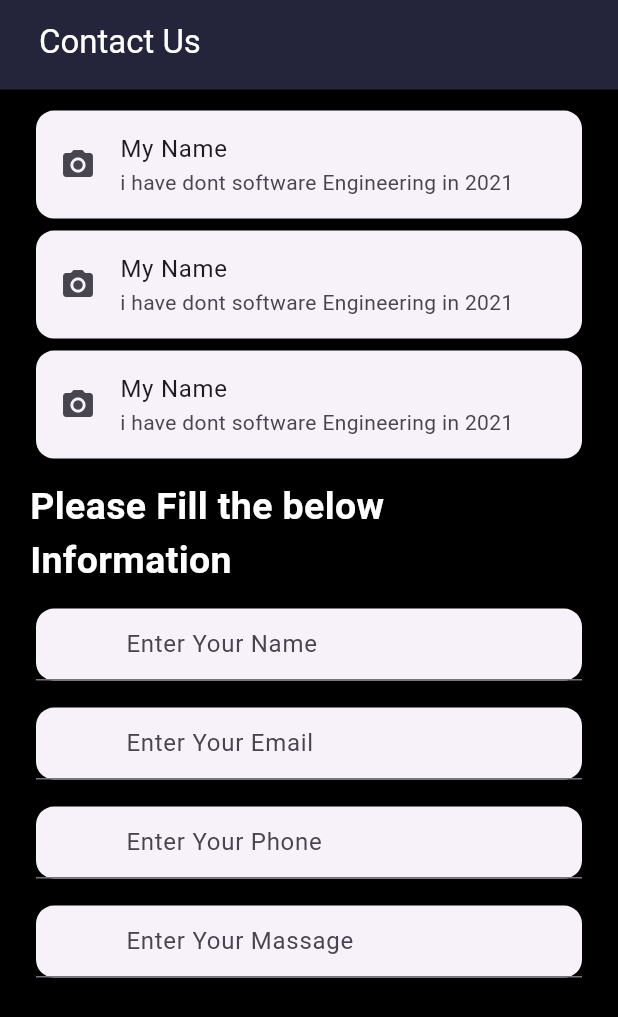
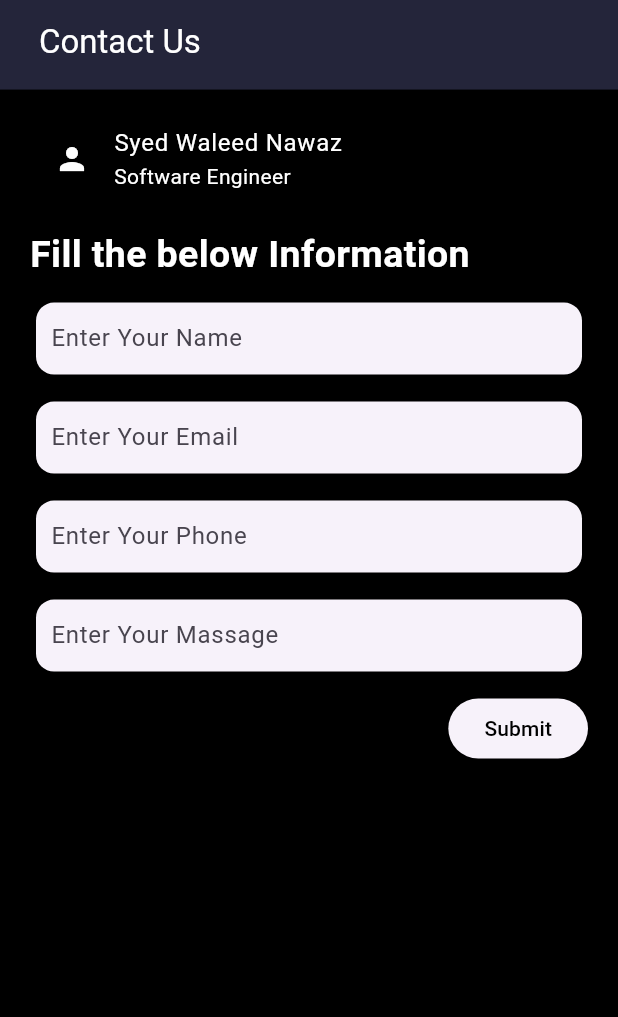
Before and after one commit to syedwaleednawaz000/network_packages_project, a Flutter app: the screen it shows after launch, item 4 of the bottom bar chosen, after a tap on "Contact us", on a phone screen of 412 x 824 dp. Shown: the top 1017 px of the screen. Run offline on Flutter 3.47's test engine with Material 2 defaults, Android fonts, the phone set to English and light mode, and no system bars; our stand-ins replace file_picker, flutter_screenutil, fluttertoast, get, share_plus; missing offline and left inert: clipboard, flutter_phone_direct_caller.

Commit message:
add new screen

```diff
--- a/lib/Screen/aboutscreen.dart
+++ b/lib/Screen/aboutscreen.dart
@@ -57,12 +57,15 @@ class _AboutScreenState extends State<AboutScreen> {
                  onTap: (){
                    Get.to(AboutScreenPage());
                  },
-                 child: const Text("About us",
+                 child: const SizedBox(
+                   width: double.infinity,
+                   child: Text("About us",
 
                       style: TextStyle(
                           color: Colors.white,
                           fontWeight: FontWeight.bold,
                           fontSize: 20)),
+                 ),
                ),
               const SizedBox(
                 height: 30,
@@ -71,11 +74,14 @@ class _AboutScreenState extends State<AboutScreen> {
                 onTap: (){
                   Get.to(ContactScreenPage());
                 },
-                child: const Text("Contact us",
+                child: const SizedBox(
+                  width: double.infinity,
+                  child: Text("Contact us",
                       style: TextStyle(
                           color: Colors.white,
                           fontWeight: FontWeight.bold,
                           fontSize: 20)),
+                ),
               ),
               const SizedBox(
                 height: 30,
@@ -84,11 +90,14 @@ class _AboutScreenState extends State<AboutScreen> {
                 onTap: (){
                   Get.to(ComplainentScreenPage());
                 },
-                child: const Text("complaint",
+                child: const SizedBox(
+                  width: double.infinity,
+                  child: Text("Complaint",
                       style: TextStyle(
                           color: Colors.white,
                           fontWeight: FontWeight.bold,
                           fontSize: 20)),
+                ),
               ),
             ],
           ),
--- a/lib/Screen/aboutscreenpage.dart
+++ b/lib/Screen/aboutscreenpage.dart
@@ -18,13 +18,13 @@ class _AboutScreenPageState extends State<AboutScreenPage> {
       body: SingleChildScrollView(
         physics: const BouncingScrollPhysics(),
         child: Padding(
-          padding: const EdgeInsets.all(20.0),
+          padding: const EdgeInsets.symmetric(horizontal: 20.0),
           child: SingleChildScrollView(
             physics: BouncingScrollPhysics(),
             child: Column(
               children: [
-                const SizedBox(height: 20,),
-                Center(child: Image.asset('assets/images/android_logo.png',color: Colors.white,width: 100,height: 100,)),
+                const SizedBox(height: 10,),
+                Center(child: Image.asset('assets/images/android_logo.png',fit: BoxFit.cover,color: Colors.white,height: 100,)),
                 SizedBox(height: 10,),
                 const Text('A software engineer is a person who applies the principles '
                     'of software engineering to design, develop, maintain, test, and '
--- a/lib/Screen/contactscreenpage.dart
+++ b/lib/Screen/contactscreenpage.dart
@@ -1,6 +1,10 @@
 import 'package:flutter/material.dart';
+import 'package:flutter_screenutil/flutter_screenutil.dart';
+import 'package:get/get_core/src/get_main.dart';
+import 'package:get/get_navigation/get_navigation.dart';
 import 'package:network_packages_project/Widget/appBar.dart';
 
+import '../Utils/appcontant.dart';
 import '../Widget/appbarwidgetsecond.dart';
 class ContactScreenPage extends StatefulWidget {
   const ContactScreenPage({Key? key}) : super(key: key);
@@ -10,6 +14,10 @@ class ContactScreenPage extends StatefulWidget {
 }
 
 class _ContactScreenPageState extends State<ContactScreenPage> {
+  TextEditingController nameTextEditingController = TextEditingController();
+  TextEditingController emailEditingController = TextEditingController();
+  TextEditingController phoneEditingController = TextEditingController();
+  TextEditingController messageEditingController = TextEditingController();
   @override
   Widget build(BuildContext context) {
     return Scaffold(
@@ -18,62 +26,87 @@ class _ContactScreenPageState extends State<ContactScreenPage> {
       body: Padding(
         padding: const EdgeInsets.symmetric(horizontal: 20,vertical: 10),
         child: SingleChildScrollView(
-          physics: BouncingScrollPhysics(),
+          physics: const BouncingScrollPhysics(),
           child: Column(
-            children: [
-
-              ListView.builder(
-                  itemCount: 3,
-                  shrinkWrap: true,
-                  itemBuilder: (context,index) {
-                return   const Card(
-                  child: ListTile(
-                    leading: Icon(Icons.camera_alt),
-                    title: Text('My Name '),
-                    subtitle: Text('i have dont software Engineering in 2021'),
-                  ),
-                );
-              }),
+            crossAxisAlignment: CrossAxisAlignment.start,
+            children:  [
+              const ListTile(
+                leading: Icon(Icons.person,color: Colors.white,),
+                title: Text('Syed Waleed Nawaz',style: TextStyle(color: Colors.white),),
+                subtitle: Text('Software Engineer',style: TextStyle(color: Colors.white)),
+              ),
               const SizedBox(height: 10,),
-              const Text('Please Fill the below Information',style: TextStyle(color: Colors.white,fontSize:25,fontWeight: FontWeight.bold),),
+              const Text('Fill the below Information',textAlign: TextAlign.start,style: TextStyle(color: Colors.white,fontSize:25,fontWeight: FontWeight.bold),),
               const SizedBox(height: 10,),
-              const Card(
+               Card(
                 child: TextField(
-                  decoration: InputDecoration(
-                    contentPadding: EdgeInsets.only(left:60),
+                  controller: nameTextEditingController,
+                  decoration: const InputDecoration(
+                      border: InputBorder.none,
+                    contentPadding: EdgeInsets.only(left: 10),
                     hintText: 'Enter Your Name'
                   ),
                 ),
               ),
               const SizedBox(height: 10,),
-              const Card(
+              Card(
                 child: TextField(
-                  decoration: InputDecoration(
-                      contentPadding: EdgeInsets.only(left:60),
+                  controller: emailEditingController,
+                  decoration: const InputDecoration(
+                      border: InputBorder.none,
+                      contentPadding: EdgeInsets.only(left: 10),
                       hintText: 'Enter Your Email'
                   ),
 
                 ),
               ),
-              const SizedBox(height: 10,),
-              const Card(
+              SizedBox(height: 10,),
+              Card(
                 child: TextField(
-                  decoration: InputDecoration(
-                      contentPadding: EdgeInsets.only(left:60),
+                  controller: phoneEditingController,
+                  decoration: const InputDecoration(
+                      border: InputBorder.none,
+                      contentPadding: EdgeInsets.only(left: 10),
                       hintText: 'Enter Your Phone'
                   ),
                 ),
               ),
               const SizedBox(height: 10,),
-              const Card(
+              Card(
                 child: TextField(
-                  decoration: InputDecoration(
-                      contentPadding: EdgeInsets.only(left:60),
+                  controller: messageEditingController,
+                  decoration: const InputDecoration(
+                    border: InputBorder.none,
+                      contentPadding: EdgeInsets.only(left: 10),
                       hintText: 'Enter Your Massage'
                   ),
 
                 ),
               ),
+              const SizedBox(height: 10,),
+              Align(
+                alignment: Alignment.topRight,
+                child: ElevatedButton(
+                    onPressed: (){
+                      if(emailEditingController.text.toString().contains("@")){
+                        if(emailEditingController.text.length < 6){
+                          AppConstant.flutterToastError(message: "enter valid email");
+                        }else{
+                          if(nameTextEditingController.text.length < 10){
+                            AppConstant.flutterToastError(message: "complaint must be greater then 10 character");
+                          }else{
+                            AppConstant.flutterToastWithMessage(
+                              message: "Congratulation successfully submit your complaint",
+                            );
+                            Get.back();
+                          }
+                        }
+                      }else{
+                        AppConstant.flutterToastError(message: "Please enter valid email");
+                      }
+                    }, child: const Text('Submit',style: TextStyle(color: Colors.black),)),
+              )
+
             ],
           ),
         ),
--- a/lib/Utils/appcontant.dart
+++ b/lib/Utils/appcontant.dart
@@ -30,7 +30,7 @@ class AppConstant{
       gravity: ToastGravity.CENTER,
       timeInSecForIosWeb: 1,
       // webPosition: "right",
-      backgroundColor: Colors.red,
+      backgroundColor: AppColors.backgroundBlackColor,
       textColor: Colors.white,
       fontSize: 16.0
   );
```
Also changed, not shown: lib/Screen/complainetscreenpage.dart (+20 -18 lines). Lines whose indentation alone changed are shown as unchanged.
